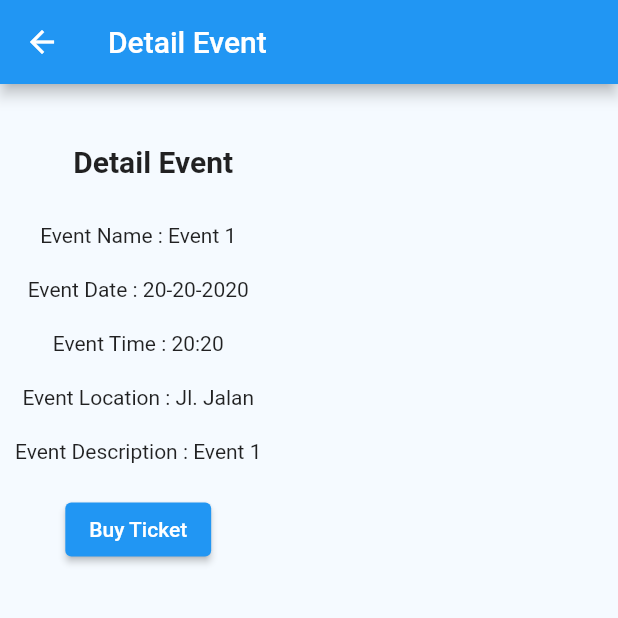
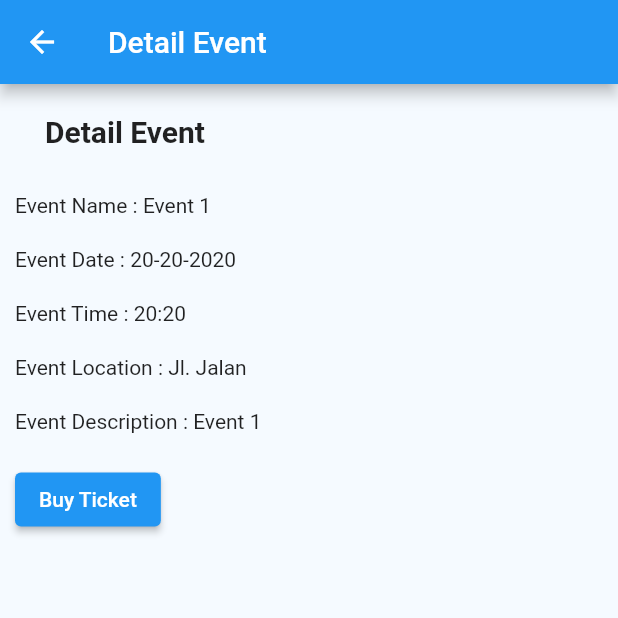
Before and after one commit to ferdyfebriyanto/eventq, a Flutter app: the HomePesertaPage screen opened directly, after a tap on "Pestapora 2022", on a phone screen of 412 x 824 dp, the top half of it. Run offline on Flutter 3.47's test engine with Material 2 defaults, Android fonts, the phone set to English and light mode, and no system bars; network calls fail.

Commit message:
Update UI

```diff
--- a/lib/pages/detail_event.dart
+++ b/lib/pages/detail_event.dart
@@ -20,10 +20,10 @@ class _DetailEventPageState extends State<DetailEventPage> {
         child: Padding(
           padding: const EdgeInsets.all(10),
           child: Column(
-            mainAxisAlignment: MainAxisAlignment.start,
+            crossAxisAlignment: CrossAxisAlignment.start,
             children: [
               Padding(
-                padding: EdgeInsets.only(left: 20, top: 30),
+                padding: EdgeInsets.only(left: 20, top: 10),
                 child: Text(
                   'Detail Event',
                   style: TextStyle(
--- a/lib/pages/detail_ticket.dart
+++ b/lib/pages/detail_ticket.dart
@@ -15,8 +15,8 @@ class _DetailTicketPageState extends State<DetailTicketPage> {
       appBar: AppBar(
         title: Text("Detail Ticket"),
       ),
-      body: Center(
-        child: Column(
+      body: Column(
+        crossAxisAlignment: CrossAxisAlignment.start,
         children: [
           Padding(
             padding: EdgeInsets.only(left: 20, top: 30),
@@ -63,7 +63,6 @@ class _DetailTicketPageState extends State<DetailTicketPage> {
           ),
         ],
       ),
-      ),
     );
   }
 }
--- a/lib/pages/home_peserta.dart
+++ b/lib/pages/home_peserta.dart
@@ -15,14 +15,14 @@ class _HomePesertaPageState extends State<HomePesertaPage> {
   @override
   Widget build(BuildContext context) {
     return Scaffold(
-      backgroundColor: Color(0xffF5FAFF),
+      backgroundColor: const Color(0xffF5FAFF),
       body: SafeArea(
         child: ListView(
           children: [
-            SizedBox(
+            const SizedBox(
               height: 20,
             ),
-            Padding(
+            const Padding(
               padding: EdgeInsets.only(left: 20),
               child: Text(
                 'Hai, Ferdy',
@@ -31,10 +31,10 @@ class _HomePesertaPageState extends State<HomePesertaPage> {
                 ),
               ),
             ),
-            SizedBox(
+            const SizedBox(
               height: 10,
             ),
-            Padding(
+            const Padding(
               padding: EdgeInsets.only(left: 20),
               child: Text(
                 'Rekomendasi',
@@ -56,7 +56,7 @@ class _HomePesertaPageState extends State<HomePesertaPage> {
                       height: 150,
                       decoration: BoxDecoration(
                         color: Colors.grey,
-                        image: DecorationImage(
+                        image: const DecorationImage(
                             image: NetworkImage(
                                 "https://img.freepik.com/free-vector/music-event-poster-template-with-abstract-shapes_1361-1316.jpg?w=1380&t=st=1665363069~exp=1665363669~hmac=b01bf3b7eae945ed73ab16f301d929834f15fb51faf7e4b2fc5506660aaf8631"),
                             fit: BoxFit.cover),
@@ -71,7 +71,7 @@ class _HomePesertaPageState extends State<HomePesertaPage> {
                       height: 150,
                       decoration: BoxDecoration(
                         color: Colors.grey,
-                        image: DecorationImage(
+                        image: const DecorationImage(
                             image: NetworkImage(
                                 "https://img.freepik.com/free-vector/music-event-poster-template-with-abstract-shapes_1361-1316.jpg?w=1380&t=st=1665363069~exp=1665363669~hmac=b01bf3b7eae945ed73ab16f301d929834f15fb51faf7e4b2fc5506660aaf8631"),
                             fit: BoxFit.cover),
@@ -86,7 +86,7 @@ class _HomePesertaPageState extends State<HomePesertaPage> {
                       height: 150,
                       decoration: BoxDecoration(
                         color: Colors.grey,
-                        image: DecorationImage(
+                        image: const DecorationImage(
                             image: NetworkImage(
                                 "https://img.freepik.com/free-vector/music-event-poster-template-with-abstract-shapes_1361-1316.jpg?w=1380&t=st=1665363069~exp=1665363669~hmac=b01bf3b7eae945ed73ab16f301d929834f15fb51faf7e4b2fc5506660aaf8631"),
                             fit: BoxFit.cover),
@@ -97,10 +97,10 @@ class _HomePesertaPageState extends State<HomePesertaPage> {
                 ],
               ),
             ),
-            SizedBox(
+            const SizedBox(
               height: 10,
             ),
-            Padding(
+            const Padding(
               padding: EdgeInsets.only(left: 20, top: 30),
               child: Text(
                 'Terbaru',
@@ -111,20 +111,14 @@ class _HomePesertaPageState extends State<HomePesertaPage> {
               ),
             ),
             ListView(
-              //Jika tidak menyetel properti shrinkWrap, ListView akan sebesar induknya.
-              //Jika menyetelnya ke true, maka besarnya akan menyesuaikan dengan ukuran content di dalamnya
               shrinkWrap: true,
-
-              //membuat widget tidak dapat discroll sendiri
-              //scrolling mengikuti parent
-              physics: NeverScrollableScrollPhysics(),
-
+              physics: const NeverScrollableScrollPhysics(),
               children: [
                 ListTile(
                   leading: Container(
                     height: 120,
                     width: 120,
-                    decoration: BoxDecoration(
+                    decoration: const BoxDecoration(
                       color: Colors.grey,
                       image: DecorationImage(
                           image: NetworkImage(
@@ -135,19 +129,19 @@ class _HomePesertaPageState extends State<HomePesertaPage> {
                   onTap: () => Navigator.push(
                     context,
                     MaterialPageRoute(
-                      builder: (context) => DetailEventPage(),
+                      builder: (context) => const DetailEventPage(),
                     ),
                   ),
                   tileColor: Colors.white,
-                  title: Text("Pestapora 2022"),
-                  subtitle: Text("12 November 2022"),
-                  trailing: Text("Rp. 100.000"),
+                  title: const Text("Pestapora 2022"),
+                  subtitle: const Text("12 November 2022"),
+                  trailing: const Text("Rp. 100.000"),
                 ),
                 ListTile(
                   leading: Container(
                     height: 120,
                     width: 120,
-                    decoration: BoxDecoration(
+                    decoration: const BoxDecoration(
                         color: Colors.grey,
                         image: DecorationImage(
                             image: NetworkImage(
@@ -157,13 +151,13 @@ class _HomePesertaPageState extends State<HomePesertaPage> {
                   onTap: () => Navigator.push(
                     context,
                     MaterialPageRoute(
-                      builder: (context) => DetailEventPage(),
+                      builder: (context) => const DetailEventPage(),
                     ),
                   ),
                   tileColor: Colors.white,
-                  title: Text("Pestapora 2021"),
-                  subtitle: Text("12 November 2021"),
-                  trailing: Text("Rp. 100.000"),
+                  title: const Text("Pestapora 2021"),
+                  subtitle: const Text("12 November 2021"),
+                  trailing: const Text("Rp. 100.000"),
                 ),
               ],
             ),
```
Lines whose indentation alone changed are shown as unchanged.
